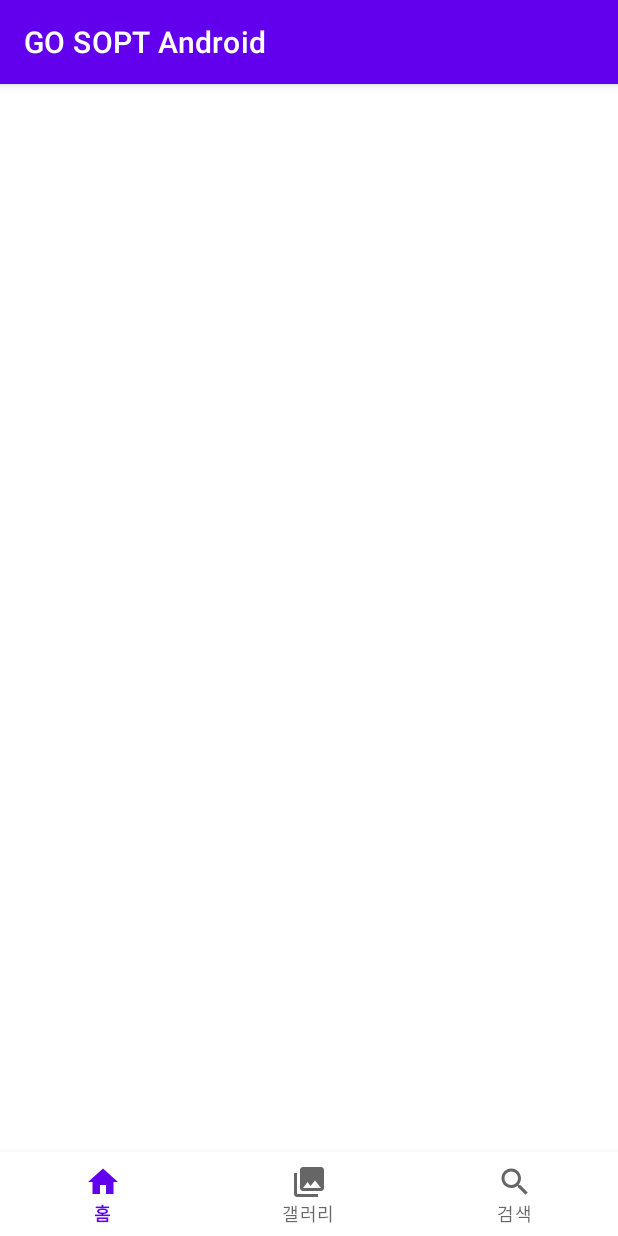
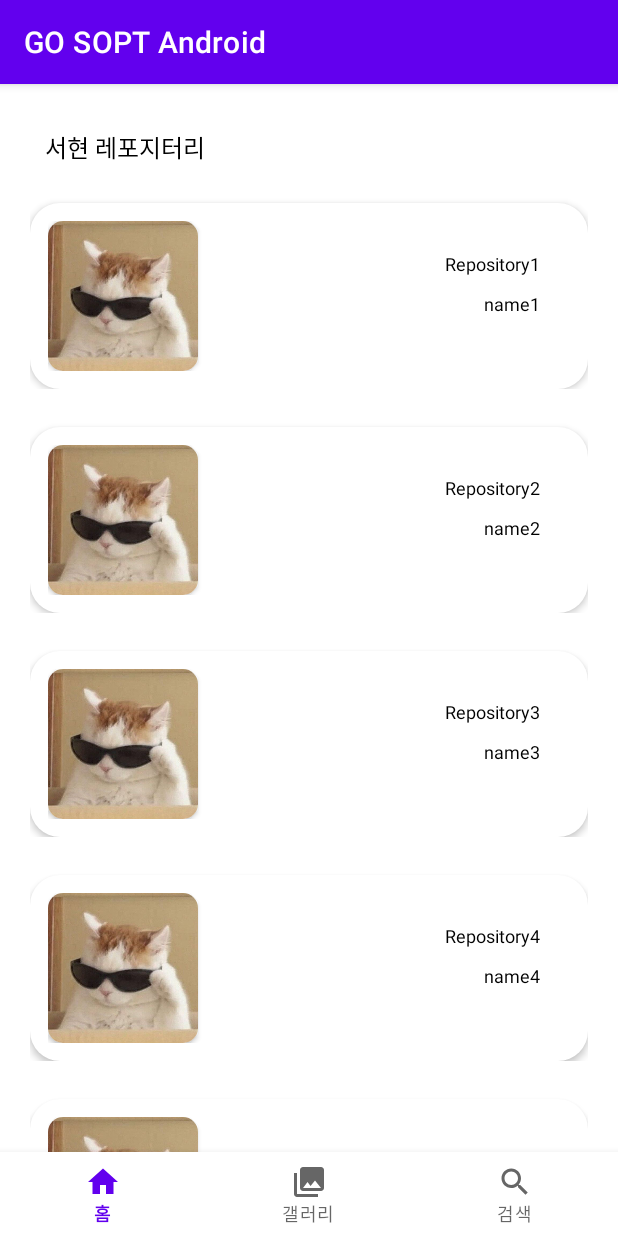
Before and after one commit to GO-SOPT-ANDROID/seohyeon-shin, an Android app: the screen it shows after launch (MainActivity), on a phone screen of 412 x 824 dp. Run offline under Robolectric (Android 15) with nearby library versions, the phone set to English and light mode, and no system bars.

Commit message:
[Feat] RepoRV,titleRV adapter ConcatAdapter 연결

```diff
--- a/app/build.gradle
+++ b/app/build.gradle
@@ -41,6 +41,7 @@ dependencies {
     implementation 'androidx.appcompat:appcompat:1.6.1'
     implementation 'com.google.android.material:material:1.8.0'
     implementation 'androidx.constraintlayout:constraintlayout:2.1.4'
+    implementation "androidx.recyclerview:recyclerview:1.2.0-rc01"
     testImplementation 'junit:junit:4.13.2'
     androidTestImplementation 'androidx.test.ext:junit:1.1.5'
     androidTestImplementation 'androidx.test.espresso:espresso-core:3.5.1'
--- a/app/src/main/java/org/android/go/sopt/MainActivity.kt
+++ b/app/src/main/java/org/android/go/sopt/MainActivity.kt
@@ -17,18 +17,22 @@ class MainActivity : AppCompatActivity() {
         setBottomNav()
     }
 
-    private fun setBottomNav(){
-        binding.bnvMain.setOnItemSelectedListener {
+    private fun setBottomNav() {
+        binding.bnvMain.run {
+            setOnItemSelectedListener {
                 changeFragment(
-                when(it.itemId){
+                    when (it.itemId) {
                         R.id.menu_home -> HomeFragment()
-                    R.id.menu_gallery->GalleryFragment()
+                        R.id.menu_gallery -> GalleryFragment()
                         else -> SearchFragment()
                     }
                 )
                 true
             }
+            selectedItemId = R.id.menu_home
         }
+    }
+
     private fun changeFragment(fragment: Fragment){
         supportFragmentManager.beginTransaction()
             .replace(R.id.fcv_main,fragment)
--- /dev/null
+++ b/app/src/main/java/org/android/go/sopt/adapter/RepoRVAdpater.kt
@@ -0,0 +1,44 @@
+package org.android.go.sopt.adapter
+
+import android.content.Context
+import android.view.LayoutInflater
+import android.view.ViewGroup
+import androidx.recyclerview.widget.RecyclerView
+import org.android.go.sopt.data.Repository
+import org.android.go.sopt.databinding.ItemRepoBinding
+
+class RepoRVAdapter(context: Context) : RecyclerView.Adapter<RepoRVAdapter.RepoViewHolder>() {
+
+    private val inflater by lazy { LayoutInflater.from(context) }
+
+    private val repoList:List<Repository> = listOf(
+        Repository("Repository1","name1"),
+        Repository("Repository2","name2"),
+        Repository("Repository3","name3"),
+        Repository("Repository4","name4"),
+        Repository("Repository5","name5"),
+        Repository("Repository6","name6"),
+        Repository("Repository7","name7")
+    )
+
+    override fun onBindViewHolder(holder: RepoViewHolder, position: Int) {
+        holder.bind(repoList[position])
+    }
+
+    override fun onCreateViewHolder(parent: ViewGroup, viewType: Int): RepoViewHolder {
+        val binding = ItemRepoBinding.inflate(inflater,parent,false)
+        return RepoViewHolder(binding)
+    }
+    override fun getItemCount(): Int {
+        return repoList.size
+    }
+
+   class RepoViewHolder(private val binding:ItemRepoBinding) : RecyclerView.ViewHolder(binding.root){
+       fun bind(item:Repository){
+           with(binding) {
+               tvRepoTitle.text = item.title
+               tvRepoName.text = item.name
+           }
+       }
+    }
+}
--- /dev/null
+++ b/app/src/main/java/org/android/go/sopt/adapter/RepoTitleRVAdapter.kt
@@ -0,0 +1,26 @@
+package org.android.go.sopt.adapter
+
+import android.content.Context
+import android.view.LayoutInflater
+import android.view.ViewGroup
+import androidx.recyclerview.widget.RecyclerView
+import org.android.go.sopt.databinding.ItemTitleBinding
+
+class RepoTitleRVAdapter(context: Context) : RecyclerView.Adapter<RepoTitleRVAdapter.RepoTitleViewHolder>() {
+
+    private val inflater by lazy { LayoutInflater.from(context) }
+
+    override fun onCreateViewHolder(parent: ViewGroup, viewType: Int): RepoTitleViewHolder {
+        return  RepoTitleViewHolder(ItemTitleBinding.inflate(inflater,parent,false))
+    }
+
+    override fun onBindViewHolder(holder: RepoTitleViewHolder, position: Int) {
+
+    }
+
+    override fun getItemCount(): Int {
+        return 1
+    }
+
+    class RepoTitleViewHolder(private val binding:ItemTitleBinding) : RecyclerView.ViewHolder(binding.root)
+}
--- /dev/null
+++ b/app/src/main/java/org/android/go/sopt/data/Repository.kt
@@ -0,0 +1,6 @@
+package org.android.go.sopt.data
+
+data class Repository(
+    val title:String,
+    val name : String
+)
--- a/app/src/main/java/org/android/go/sopt/fragment/HomeFragment.kt
+++ b/app/src/main/java/org/android/go/sopt/fragment/HomeFragment.kt
@@ -5,6 +5,10 @@ import android.view.LayoutInflater
 import android.view.View
 import android.view.ViewGroup
 import androidx.fragment.app.Fragment
+import androidx.recyclerview.widget.ConcatAdapter
+import androidx.recyclerview.widget.LinearLayoutManager
+import org.android.go.sopt.adapter.RepoRVAdapter
+import org.android.go.sopt.adapter.RepoTitleRVAdapter
 import org.android.go.sopt.databinding.FragmentHomeBinding
 
 class HomeFragment : Fragment() {
@@ -24,6 +28,12 @@ class HomeFragment : Fragment() {
     }
     override fun onViewCreated(view: View, savedInstanceState: Bundle?) {
         super.onViewCreated(view, savedInstanceState)
+
+        val concatAdapter = ConcatAdapter(RepoTitleRVAdapter(requireContext()),RepoRVAdapter(requireContext()))
+        with(binding){
+            rvHome.adapter = concatAdapter
+            rvHome.layoutManager = LinearLayoutManager(context)
+        }
     }
 
     override fun onDestroyView() {
--- /dev/null
+++ b/app/src/main/res/drawable/view_card.xml
@@ -0,0 +1,7 @@
+<?xml version="1.0" encoding="utf-8"?>
+<shape
+    xmlns:android="http://schemas.android.com/apk/res/android"
+    android:shape="rectangle" >
+    <solid android:color="@color/white" />
+    <corners android:radius="20dp" />
+</shape>
--- a/app/src/main/res/layout/fragment_home.xml
+++ b/app/src/main/res/layout/fragment_home.xml
@@ -1,7 +1,18 @@
 <?xml version="1.0" encoding="utf-8"?>
 <androidx.constraintlayout.widget.ConstraintLayout xmlns:android="http://schemas.android.com/apk/res/android"
     android:layout_width="match_parent"
-    android:layout_height="match_parent">
+    android:layout_height="match_parent"
+    xmlns:app="http://schemas.android.com/apk/res-auto">
 
+    <androidx.recyclerview.widget.RecyclerView
+        android:id="@+id/rv_home"
+        android:layout_width="match_parent"
+        android:layout_height="wrap_content"
+        app:layout_constraintTop_toTopOf="parent"
+        app:layout_constraintStart_toStartOf="parent"
+        app:layout_constraintEnd_toEndOf="parent"
+        android:clipToPadding="false"
+        android:paddingBottom="56dp"
+        android:layout_margin="20dp" />
 
 </androidx.constraintlayout.widget.ConstraintLayout>
--- /dev/null
+++ b/app/src/main/res/layout/item_repo.xml
@@ -0,0 +1,56 @@
+<?xml version="1.0" encoding="utf-8"?>
+<androidx.constraintlayout.widget.ConstraintLayout xmlns:android="http://schemas.android.com/apk/res/android"
+    android:layout_width="match_parent"
+    android:layout_height="wrap_content"
+    android:paddingVertical="10dp"
+    xmlns:app="http://schemas.android.com/apk/res-auto">
+
+    <androidx.constraintlayout.widget.ConstraintLayout
+        android:layout_width="match_parent"
+        android:layout_height="wrap_content"
+        app:layout_constraintTop_toTopOf="parent"
+        app:layout_constraintStart_toStartOf="parent"
+        app:layout_constraintEnd_toEndOf="parent"
+        android:layout_marginVertical="5dp"
+        android:padding="12dp"
+        android:elevation="3dp"
+        android:background="@drawable/view_card">
+      <androidx.cardview.widget.CardView
+          android:id="@+id/iv_profile"
+          android:layout_width="wrap_content"
+          android:layout_height="wrap_content"
+          app:layout_constraintStart_toStartOf="parent"
+          app:layout_constraintTop_toTopOf="parent"
+          app:cardCornerRadius="10dp">
+          <ImageView
+              android:layout_width="100dp"
+              android:layout_height="100dp"
+              android:src="@drawable/iv_cat"/>
+      </androidx.cardview.widget.CardView>
+        <TextView
+            android:id="@+id/tv_repo_title"
+            android:layout_width="wrap_content"
+            android:layout_height="wrap_content"
+            app:layout_constraintTop_toTopOf="parent"
+            app:layout_constraintEnd_toEndOf="parent"
+            android:layout_marginEnd="20dp"
+            android:layout_marginTop="20dp"
+            android:layout_marginBottom="20dp"
+            android:textSize="12sp"
+            android:textColor="@color/black"
+            android:text="@string/repo_name_title"/>
+        <TextView
+            android:id="@+id/tv_repo_name"
+            android:layout_width="wrap_content"
+            android:layout_height="wrap_content"
+            app:layout_constraintTop_toBottomOf="@id/tv_repo_title"
+            app:layout_constraintEnd_toEndOf="parent"
+            android:layout_marginEnd="20dp"
+            android:layout_marginTop="10dp"
+            android:layout_marginBottom="20dp"
+            android:textSize="12sp"
+            android:textColor="@color/black"
+            android:text="@string/repo_name"/>
+    </androidx.constraintlayout.widget.ConstraintLayout>
+
+</androidx.constraintlayout.widget.ConstraintLayout>
--- /dev/null
+++ b/app/src/main/res/layout/item_title.xml
@@ -0,0 +1,19 @@
+<?xml version="1.0" encoding="utf-8"?>
+<androidx.constraintlayout.widget.ConstraintLayout xmlns:android="http://schemas.android.com/apk/res/android"
+    xmlns:app="http://schemas.android.com/apk/res-auto"
+    android:layout_width="match_parent"
+    android:layout_height="wrap_content">
+
+    <TextView
+        android:id="@+id/textView"
+        android:layout_width="match_parent"
+        android:layout_height="wrap_content"
+        android:text="서현 레포지터리"
+        android:textSize="16sp"
+        android:textColor="@color/black"
+        android:padding="10dp"
+        app:layout_constraintEnd_toEndOf="parent"
+        app:layout_constraintStart_toStartOf="parent"
+        app:layout_constraintTop_toTopOf="parent" />
+
+</androidx.constraintlayout.widget.ConstraintLayout>
--- a/app/src/main/res/values/strings.xml
+++ b/app/src/main/res/values/strings.xml
@@ -18,4 +18,6 @@
     <string name="bottom_home">홈</string>
     <string name="bottom_search">검색</string>
     <string name="bottom_gallery">갤러리</string>
+    <string name="repo_name_title">Repo Name</string>
+    <string name="repo_name">SeoHyeon</string>
 </resources>
```
Lines whose indentation alone changed are shown as unchanged.
